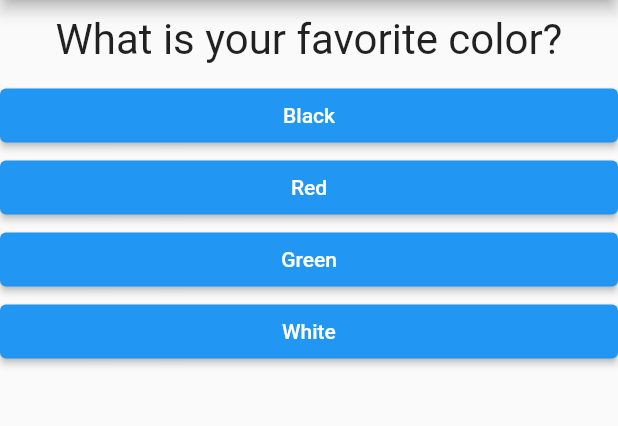
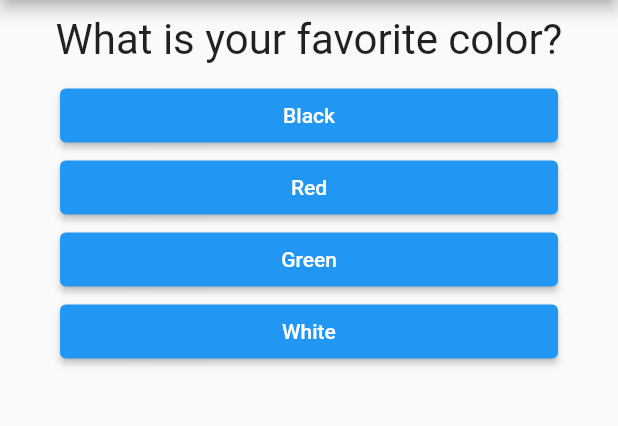
Before and after one commit to therealmai/quiz_it, a Flutter app: the screen it shows after launch, on a phone screen of 412 x 824 dp, the part 84-510 px from its top. Run offline on Flutter 3.47's test engine with Material 2 defaults, Android fonts, the phone set to English and light mode, and no system bars.

Commit message:
edited button

```diff
--- a/lib/answer.dart
+++ b/lib/answer.dart
@@ -9,6 +9,7 @@ class Answer extends StatelessWidget {
   Widget build(BuildContext context) {
     return Container(
       width: double.infinity,
+      margin: EdgeInsets.fromLTRB(40, 0, 40, 0),
       child: ElevatedButton(
         child: Text(answerText),
         onPressed: selectHandler,
```
